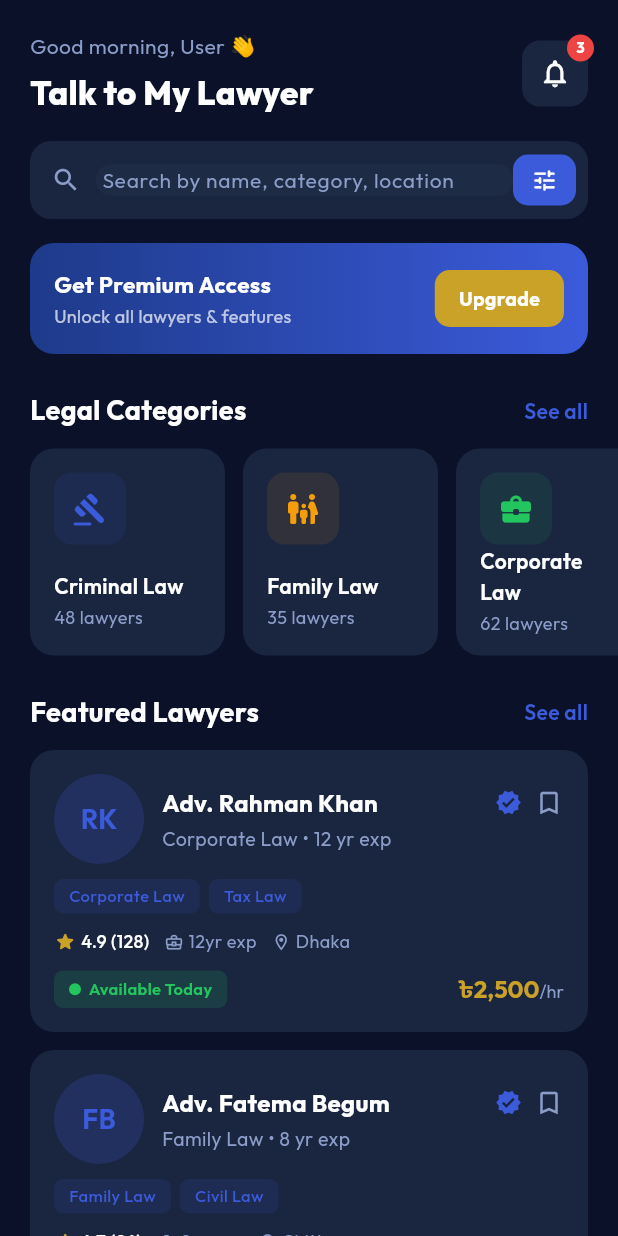
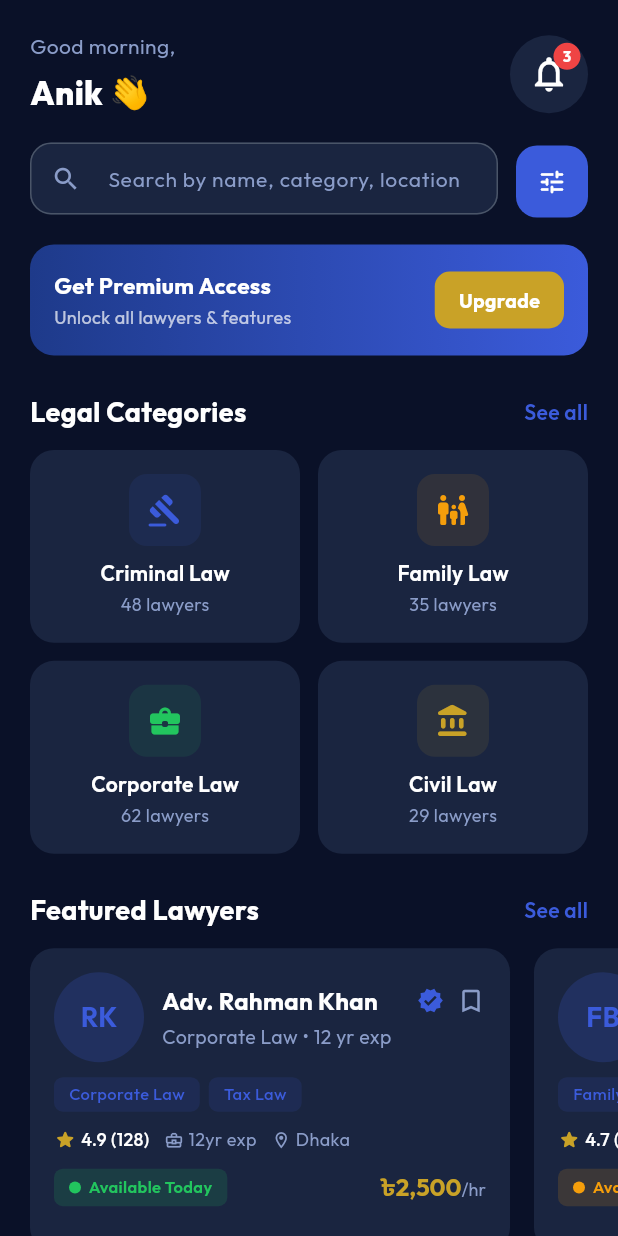
Before and after one commit to hanifuddin15/talktomylawyer, a Flutter app: the ClientHomeTab screen opened directly, on a phone screen of 412 x 824 dp. Run offline on Flutter 3.47's test engine with Material 3 defaults, Android fonts, the phone set to English and light mode, and no system bars; our stand-ins replace badges, connectivity_plus, dartz, dio, dropdown_search, flutter_easyloading and 4 more; missing offline and left inert: ansicolor, searchable_paginated_dropdown; accounts and stored records are empty.

Commit message:
client home tab fixed design

```diff
--- a/lib/app/core/widgets/app_badge.dart
+++ b/lib/app/core/widgets/app_badge.dart
@@ -23,8 +23,8 @@ class AppBadge extends StatelessWidget {
       children: [
         child,
         Positioned(
-          right: -4,
-          top: -4,
+          right: 5,
+          top: 5,
           child: Container(
             constraints: showDot
                 ? const BoxConstraints(minWidth: 8, minHeight: 8)
--- a/lib/app/core/widgets/app_category_card.dart
+++ b/lib/app/core/widgets/app_category_card.dart
@@ -37,7 +37,7 @@ class AppCategoryCard extends StatelessWidget {
           borderRadius: BorderRadius.circular(16),
         ),
         child: Column(
-          crossAxisAlignment: CrossAxisAlignment.start,
+          crossAxisAlignment: CrossAxisAlignment.center,
           children: [
             Container(
               width: 48,
@@ -60,10 +60,7 @@ class AppCategoryCard extends StatelessWidget {
             const SizedBox(height: 2),
             Text(
               '$lawyerCount lawyers',
-              style: GoogleFonts.outfit(
-                fontSize: 12,
-                color: secondaryText,
-              ),
+              style: GoogleFonts.outfit(fontSize: 12, color: secondaryText),
             ),
           ],
         ),
--- /dev/null
+++ b/lib/app/core/widgets/input_fields/app_search_field.dart
@@ -0,0 +1,46 @@
+import 'package:flutter/material.dart';
+import 'package:get/get_utils/src/extensions/internacionalization.dart';
+import 'package:google_fonts/google_fonts.dart';
+import 'package:talktomylawyer/app/core/constants/app_colors.dart';
+
+class AppSearchField extends StatelessWidget {
+  const AppSearchField({
+    super.key,
+    required this.primaryText,
+    required this.secondaryText,
+    required this.cardColor,
+  });
+
+  final Color primaryText;
+  final Color secondaryText;
+  final Color cardColor;
+
+  @override
+  Widget build(BuildContext context) {
+    return TextFormField(
+      // readOnly: true,dsd
+      onTap: () {},
+      style: GoogleFonts.outfit(fontSize: 14, color: primaryText),
+      decoration: InputDecoration(
+        hintText: 'search_hint'.tr,
+        hintStyle: GoogleFonts.outfit(fontSize: 14, color: secondaryText),
+        prefixIcon: Icon(Icons.search, color: secondaryText, size: 20),
+        filled: true,
+        fillColor: cardColor,
+        contentPadding: EdgeInsets.zero,
+        border: OutlineInputBorder(
+          borderRadius: BorderRadius.circular(14),
+          borderSide: BorderSide(color: kLightTextSecondary, width: 1),
+        ),
+        enabledBorder: OutlineInputBorder(
+          borderRadius: BorderRadius.circular(14),
+          borderSide: BorderSide(color: kLightTextSecondary, width: 1),
+        ),
+        focusedBorder: OutlineInputBorder(
+          borderRadius: BorderRadius.circular(14),
+          borderSide: BorderSide(color: kLightTextSecondary, width: 1),
+        ),
+      ),
+    );
+  }
+}
--- a/lib/app/modules/client_dashboard/views/tabs/client_home_tab.dart
+++ b/lib/app/modules/client_dashboard/views/tabs/client_home_tab.dart
@@ -1,6 +1,7 @@
 import 'package:flutter/material.dart';
 import 'package:get/get.dart';
 import 'package:google_fonts/google_fonts.dart';
+import 'package:talktomylawyer/app/core/widgets/input_fields/app_search_field.dart';
 import '../../../../core/constants/app_colors.dart';
 import '../../../../core/widgets/app_badge.dart';
 import '../../../../core/widgets/app_category_card.dart';
@@ -101,7 +102,7 @@ class ClientHomeTab extends StatelessWidget {
                         crossAxisAlignment: CrossAxisAlignment.start,
                         children: [
                           Text(
-                            '${_greeting()}, User 👋',
+                            '${_greeting()},',
                             style: GoogleFonts.outfit(
                               fontSize: 14,
                               color: secondaryText,
@@ -109,7 +110,7 @@ class ClientHomeTab extends StatelessWidget {
                           ),
                           const SizedBox(height: 4),
                           Text(
-                            'app_name'.tr,
+                            'Anik 👋'.tr,
                             style: GoogleFonts.outfit(
                               fontSize: 22,
                               fontWeight: FontWeight.w800,
@@ -122,16 +123,16 @@ class ClientHomeTab extends StatelessWidget {
                     AppBadge(
                       count: 3,
                       child: Container(
-                        width: 44,
-                        height: 44,
+                        width: 52,
+                        height: 52,
                         decoration: BoxDecoration(
                           color: cardColor,
-                          borderRadius: BorderRadius.circular(12),
+                          borderRadius: BorderRadius.circular(32),
                         ),
                         child: Icon(
                           Icons.notifications_outlined,
                           color: primaryText,
-                          size: 22,
+                          size: 28,
                         ),
                       ),
                     ),
@@ -144,59 +145,36 @@ class ClientHomeTab extends StatelessWidget {
             SliverToBoxAdapter(
               child: Padding(
                 padding: const EdgeInsets.fromLTRB(20, 16, 20, 0),
-                child: Container(
-                  height: 52,
-                  decoration: BoxDecoration(
-                    color: cardColor,
-                    borderRadius: BorderRadius.circular(14),
-                  ),
                 child: Row(
                   children: [
-                      const SizedBox(width: 14),
-                      Icon(Icons.search, color: secondaryText, size: 20),
-                      const SizedBox(width: 10),
                     Expanded(
-                        child: TextField(
-                          readOnly: true,
-                          onTap: () {},
-                          style: GoogleFonts.outfit(
-                            fontSize: 14,
-                            color: primaryText,
-                          ),
-                          decoration: InputDecoration(
-                            hintText: 'search_hint'.tr,
-                            hintStyle: GoogleFonts.outfit(
-                              fontSize: 14,
-                              color: secondaryText,
-                            ),
-                            border: InputBorder.none,
-                            isDense: true,
-                            contentPadding: EdgeInsets.zero,
+                      child: SizedBox(
+                        height: 52,
+                        child: AppSearchField(
+                          primaryText: primaryText,
+                          secondaryText: secondaryText,
+                          cardColor: cardColor,
                         ),
                       ),
                     ),
+                    const SizedBox(width: 12),
                     Container(
-                        margin: const EdgeInsets.only(right: 8),
-                        padding: const EdgeInsets.symmetric(
-                          horizontal: 12,
-                          vertical: 8,
-                        ),
+                      width: 48,
+                      height: 48,
                       decoration: BoxDecoration(
                         color: kPrimaryBlue,
-                          borderRadius: BorderRadius.circular(10),
+                        borderRadius: BorderRadius.circular(14),
                       ),
                       child: const Icon(
                         Icons.tune_rounded,
                         color: Colors.white,
-                          size: 18,
+                        size: 20,
                       ),
                     ),
                   ],
                 ),
               ),
             ),
-            ),
-
             // ── Premium Banner ──
             SliverToBoxAdapter(
               child: Padding(
@@ -274,33 +252,29 @@ class ClientHomeTab extends StatelessWidget {
                 ),
               ),
             ),
-            SliverToBoxAdapter(
-              child: SizedBox(
-                height: 150,
-                child: ListView.builder(
-                  scrollDirection: Axis.horizontal,
+
+            SliverPadding(
               padding: const EdgeInsets.fromLTRB(20, 12, 20, 0),
-                  itemCount: _categories.length,
-                  itemBuilder: (ctx, i) {
+              sliver: SliverGrid(
+                delegate: SliverChildBuilderDelegate((ctx, i) {
                   final cat = _categories[i];
-                    return Padding(
-                      padding: const EdgeInsets.only(right: 12),
-                      child: SizedBox(
-                        width: 130,
-                        child: AppCategoryCard(
+
+                  return AppCategoryCard(
                     title: (cat['key'] as String).tr,
                     lawyerCount: cat['count'] as int,
                     icon: cat['icon'] as IconData,
                     iconBg: Color(cat['bg'] as int),
                     iconColor: Color(cat['ic'] as int),
-                        ),
-                      ),
                   );
-                  },
+                }, childCount: 4),
+                gridDelegate: const SliverGridDelegateWithFixedCrossAxisCount(
+                  crossAxisCount: 2,
+                  mainAxisSpacing: 12,
+                  crossAxisSpacing: 12,
+                  childAspectRatio: 1.4,
                 ),
               ),
             ),
-
             // ── Featured Lawyers ──
             SliverToBoxAdapter(
               child: Padding(
@@ -312,10 +286,17 @@ class ClientHomeTab extends StatelessWidget {
                 ),
               ),
             ),
-            SliverPadding(
+
+            SliverToBoxAdapter(
+              child: SizedBox(
+                height: 250,
+                child: ListView.separated(
                   padding: const EdgeInsets.fromLTRB(20, 12, 20, 24),
-              sliver: SliverList(
-                delegate: SliverChildListDelegate([
+                  scrollDirection: Axis.horizontal,
+                  itemCount: 5,
+                  separatorBuilder: (_, __) => const SizedBox(width: 16),
+                  itemBuilder: (context, index) {
+                    final lawyers = [
                       AppLawyerCard(
                         name: 'Adv. Rahman Khan',
                         title: '${'corporate_law'.tr} • 12 yr exp',
@@ -352,7 +333,35 @@ class ClientHomeTab extends StatelessWidget {
                         rate: 3000,
                         initials: 'KH',
                       ),
-                ]),
+                      AppLawyerCard(
+                        name: 'Adv. Imran Ahmed',
+                        title: '${'civil_law'.tr} • 10 yr exp',
+                        tags: ['civil_law'.tr],
+                        rating: 4.6,
+                        reviewCount: 85,
+                        experience: 10,
+                        location: 'Sylhet',
+                        availability: 'available_today'.tr,
+                        rate: 2200,
+                        initials: 'IA',
+                      ),
+                      AppLawyerCard(
+                        name: 'Adv. Nabila Islam',
+                        title: '${'property_law'.tr} • 9 yr exp',
+                        tags: ['property_law'.tr],
+                        rating: 4.9,
+                        reviewCount: 140,
+                        experience: 9,
+                        location: 'Khulna',
+                        availability: 'available_today'.tr,
+                        rate: 2800,
+                        initials: 'NI',
+                      ),
+                    ];
+
+                    return SizedBox(width: 320, child: lawyers[index]);
+                  },
+                ),
               ),
             ),
           ],
```
Lines whose indentation alone changed are shown as unchanged.
